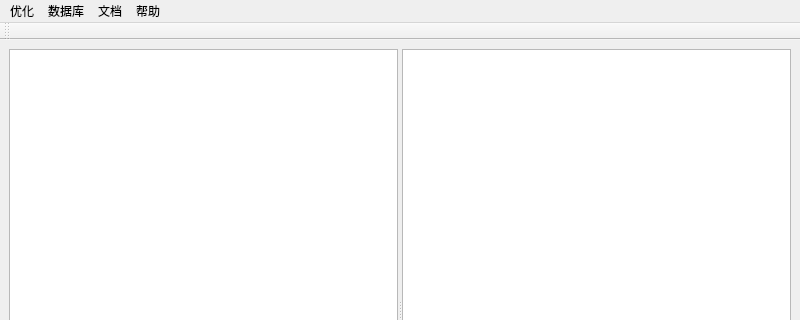
First picture: the form in codesets/mainwindow.ui, repository weilaidb/codetools, before the edit; both pictures show x 0 to 800 and y 0 to 320 of the 800 by 600 pixel window.
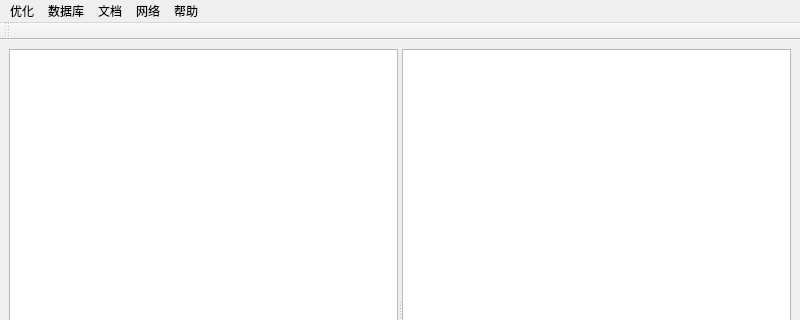
Second picture: the form after the edit. Icons and pictures are not drawn.

Diff of the .ui file:
```diff
--- a/codesets/mainwindow.ui
+++ b/codesets/mainwindow.ui
@@ -99,9 +99,16 @@
     <addaction name="menu_document_open_recent"/>
     <addaction name="menu_document_search_recent"/>
    </widget>
+   <widget class="QMenu" name="menu_5">
+    <property name="title">
+     <string>网络</string>
+    </property>
+    <addaction name="action_net_testcs"/>
+   </widget>
    <addaction name="menuAyStle"/>
    <addaction name="menu_3"/>
    <addaction name="menu_4"/>
+   <addaction name="menu_5"/>
    <addaction name="menu_2"/>
   </widget>
   <widget class="QStatusBar" name="statusbar"/>
```
Left out of the diff: 5 changed lines with no effect on the pictures.
